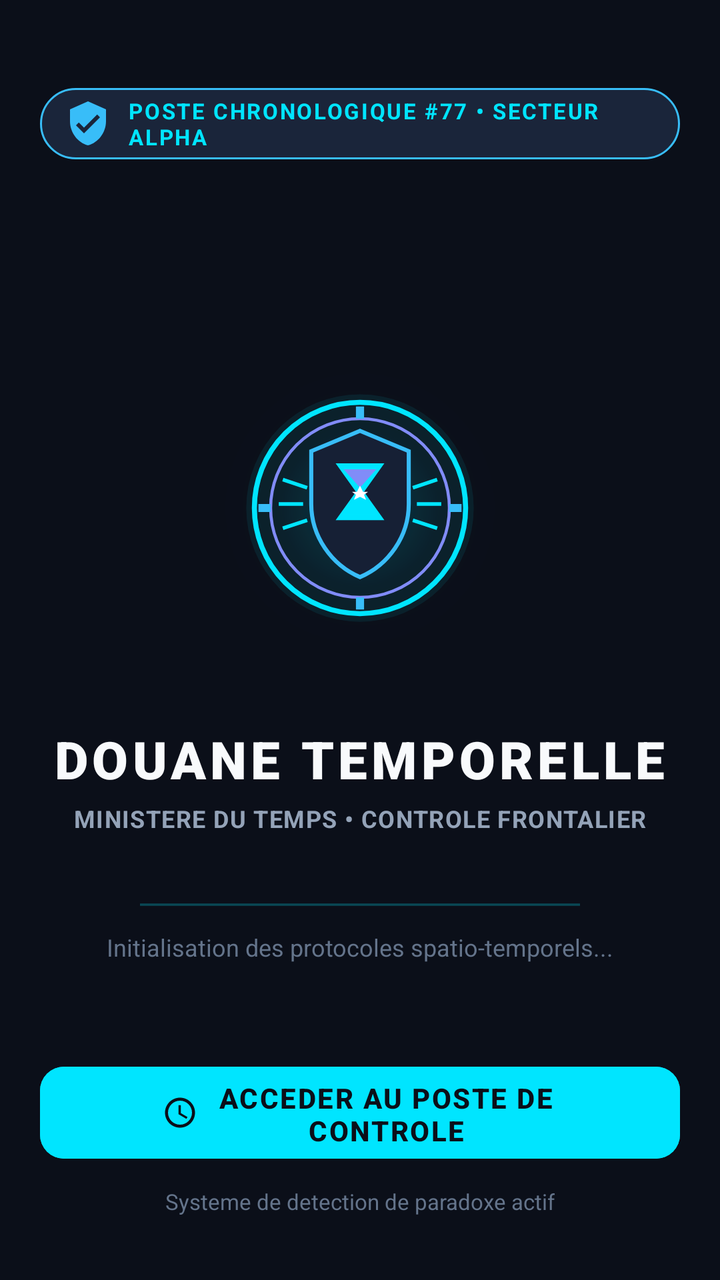
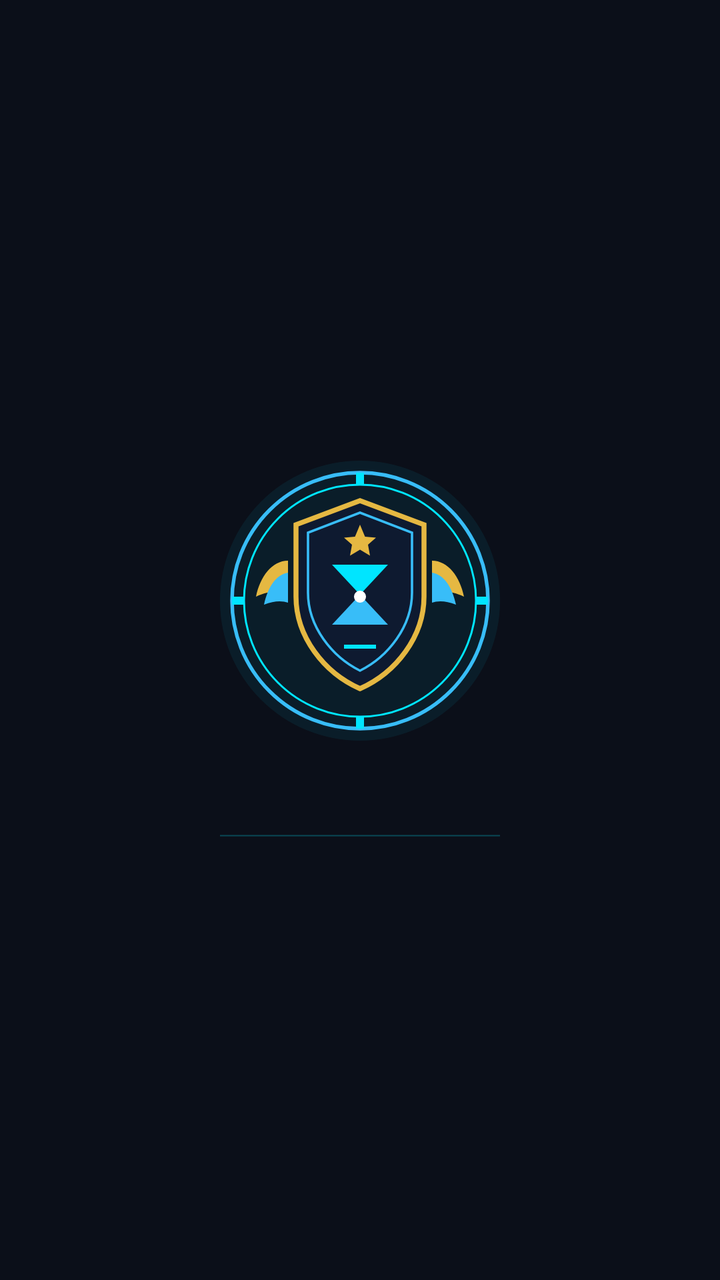

Compare the two renders of this Android layout. The source of the first and the diff that turns it into the second are given below.
<!-- AndroidManifest.xml: application theme Theme.DouaneTemporelle -->
<!-- res/layout/activity_intro.xml -->
<?xml version="1.0" encoding="utf-8"?>
<RelativeLayout xmlns:android="http://schemas.android.com/apk/res/android"
    xmlns:app="http://schemas.android.com/apk/res-auto"
    xmlns:tools="http://schemas.android.com/tools"
    android:id="@+id/rl_racine_intro_yf"
    android:layout_width="match_parent"
    android:layout_height="match_parent"
    android:background="@color/time_space_dark"
    android:paddingStart="20dp"
    android:paddingTop="20dp"
    android:paddingEnd="20dp"
    android:paddingBottom="24dp"
    tools:context=".IntroActivity">

    
    <TextView
        android:id="@+id/tv_badge_poste_intro_yf"
        android:layout_width="wrap_content"
        android:layout_height="wrap_content"
        android:layout_alignParentTop="true"
        android:layout_centerHorizontal="true"
        android:layout_marginTop="24dp"
        android:background="@drawable/bg_badge_sector"
        android:drawableStart="@drawable/ic_verified_badge"
        android:drawablePadding="8dp"
        android:letterSpacing="0.08"
        android:text="@string/badge_poste_intro"
        android:textColor="@color/time_cyan"
        android:textSize="11sp"
        android:textStyle="bold" />

    
    <LinearLayout
        android:id="@+id/ll_centre_intro_yf"
        android:layout_width="match_parent"
        android:layout_height="wrap_content"
        android:layout_centerInParent="true"
        android:gravity="center"
        android:orientation="vertical">

        
        <FrameLayout
            android:layout_width="wrap_content"
            android:layout_height="wrap_content"
            android:padding="16dp">

            <View
                android:layout_width="160dp"
                android:layout_height="160dp"
                android:layout_gravity="center"
                android:background="@drawable/bg_logo_glow" />

            <ImageView
                android:id="@+id/iv_logo_intro_yf"
                android:layout_width="130dp"
                android:layout_height="130dp"
                android:layout_gravity="center"
                android:contentDescription="@string/titre_intro"
                android:src="@drawable/ic_app_logo" />
        </FrameLayout>

        
        <TextView
            android:id="@+id/tv_titre_intro_yf"
            android:layout_width="wrap_content"
            android:layout_height="wrap_content"
            android:layout_marginTop="12dp"
            android:fontFamily="sans-serif-black"
            android:letterSpacing="0.08"
            android:text="@string/titre_intro"
            android:textColor="@color/time_text_primary"
            android:textSize="26sp" />

        
        <TextView
            android:id="@+id/tv_sous_titre_intro_yf"
            android:layout_width="wrap_content"
            android:layout_height="wrap_content"
            android:layout_marginTop="4dp"
            android:letterSpacing="0.04"
            android:text="@string/sous_titre_intro"
            android:textColor="@color/time_text_secondary"
            android:textSize="12sp"
            android:textStyle="bold" />

        
        <ProgressBar
            android:id="@+id/pb_chargement_intro_yf"
            style="?android:attr/progressBarStyleHorizontal"
            android:layout_width="220dp"
            android:layout_height="6dp"
            android:layout_marginTop="32dp"
            android:indeterminate="true"
            android:indeterminateTint="@color/time_cyan" />

        
        <TextView
            android:id="@+id/tv_status_chargement_intro_yf"
            android:layout_width="wrap_content"
            android:layout_height="wrap_content"
            android:layout_marginTop="10dp"
            android:text="@string/status_chargement_intro"
            android:textColor="@color/time_text_muted"
            android:textSize="12sp" />

    </LinearLayout>

    
    <LinearLayout
        android:id="@+id/ll_bas_page_intro_yf"
        android:layout_width="match_parent"
        android:layout_height="wrap_content"
        android:layout_alignParentBottom="true"
        android:gravity="center"
        android:orientation="vertical">

        
        <com.google.android.material.button.MaterialButton
            android:id="@+id/btn_entrer_douane_yf"
            android:layout_width="match_parent"
            android:layout_height="54dp"
            android:layout_marginBottom="10dp"
            android:backgroundTint="@color/time_cyan"
            android:letterSpacing="0.06"
            android:text="@string/btn_entrer_douane"
            android:textColor="@color/time_space_dark"
            android:textSize="14sp"
            android:textStyle="bold"
            app:cornerRadius="12dp"
            app:icon="@drawable/ic_time_portal"
            app:iconGravity="textStart"
            app:iconTint="@color/time_space_dark"
            app:rippleColor="@color/white" />

        
        <TextView
            android:id="@+id/tv_mention_securite_intro_yf"
            android:layout_width="wrap_content"
            android:layout_height="wrap_content"
            android:layout_marginBottom="8dp"
            android:text="@string/mention_securite_intro"
            android:textColor="@color/time_text_muted"
            android:textSize="11sp" />

    </LinearLayout>

</RelativeLayout>
<!-- resources referenced by this layout -->
<resources>
  <color name="time_text_muted">#64748B</color>
  <color name="time_text_secondary">#94A3B8</color>
  <!-- drawable bg_badge_sector (drawable) -->
  <?xml version="1.0" encoding="utf-8"?>
  <shape xmlns:android="http://schemas.android.com/apk/res/android"
      android:shape="rectangle">
      <corners android:radius="20dp" />
      <solid android:color="#1A253A" />
      <stroke
          android:width="1dp"
          android:color="#38BDF8" />
      <padding
          android:bottom="4dp"
          android:left="12dp"
          android:right="12dp"
          android:top="4dp" />
  </shape>
  <!-- drawable bg_logo_glow (drawable) -->
  <?xml version="1.0" encoding="utf-8"?>
  <shape xmlns:android="http://schemas.android.com/apk/res/android"
      android:shape="oval">
      <gradient
          android:type="radial"
          android:gradientRadius="80dp"
          android:startColor="#2500E5FF"
          android:centerColor="#100B0F19"
          android:endColor="#000B0F19" />
  </shape>
  <!-- drawable ic_app_logo (drawable) -->
  <vector xmlns:android="http://schemas.android.com/apk/res/android"
      android:width="128dp"
      android:height="128dp"
      android:viewportWidth="128"
      android:viewportHeight="128">
  
      
      <path
          android:fillColor="#1500E5FF"
          android:pathData="M64,8 A56,56 0 1,0 64,120 A56,56 0 1,0 64,8 Z" />
      <path
          android:strokeColor="#00E5FF"
          android:strokeWidth="2.5"
          android:pathData="M64,12 A52,52 0 1,0 64,116 A52,52 0 1,0 64,12 Z" />
  
      
      <path
          android:strokeColor="#818CF8"
          android:strokeWidth="1.5"
          android:pathData="M64,20 A44,44 0 1,0 64,108 A44,44 0 1,0 64,20 Z" />
  
      
      <path
          android:fillColor="#162035"
          android:strokeColor="#38BDF8"
          android:strokeWidth="2"
          android:pathData="M64,26 L88,36 V62 C88,78 78,92 64,98 C50,92 40,78 40,62 V36 Z" />
  
      
      <path
          android:fillColor="#00E5FF"
          android:pathData="M52,42 H76 L66,56 L76,70 H52 L62,56 Z" />
      <path
          android:fillColor="#818CF8"
          android:pathData="M56,45 H72 L64,54 Z" />
      <path
          android:fillColor="#00E5FF"
          android:pathData="M56,67 H72 L64,58 Z" />
  
      
      <path
          android:fillColor="#FFFFFF"
          android:pathData="M64,53 L65.5,56 L68,56 L66,57.5 L67,60 L64,58.5 L61,60 L62,57.5 L60,56 L62.5,56 Z" />
  
      
      <path
          android:fillColor="#38BDF8"
          android:pathData="M62,14 H66 V20 H62 Z M62,108 H66 V114 H62 Z M14,62 H20 V66 H14 Z M108,62 H114 V66 H108 Z" />
  
      
      <path
          android:strokeColor="#00E5FF"
          android:strokeWidth="1.8"
          android:pathData="M26,50 L38,54 M24,62 L36,62 M26,74 L38,70 M102,50 L90,54 M104,62 L92,62 M102,74 L90,70" />
  </vector>
  <!-- drawable ic_time_portal (drawable) -->
  <vector xmlns:android="http://schemas.android.com/apk/res/android"
      android:width="24dp"
      android:height="24dp"
      android:viewportWidth="24"
      android:viewportHeight="24">
      <path
          android:fillColor="#00E5FF"
          android:pathData="M12,2C6.48,2 2,6.48 2,12s4.48,10 10,10 10,-4.48 10,-10S17.52,2 12,2zM12,20c-4.41,0 -8,-3.59 -8,-8s3.59,-8 8,-8 8,3.59 8,8 -3.59,8 -8,8z"/>
      <path
          android:fillColor="#00E5FF"
          android:pathData="M12.5,7H11v6l5.25,3.15 0.75,-1.23 -4.5,-2.67z"/>
  </vector>
  <!-- drawable ic_verified_badge (drawable) -->
  <vector xmlns:android="http://schemas.android.com/apk/res/android"
      android:width="24dp"
      android:height="24dp"
      android:viewportWidth="24"
      android:viewportHeight="24">
      <path
          android:fillColor="#38BDF8"
          android:pathData="M12,1L3,5v6c0,5.55 3.84,10.74 9,12 5.16,-1.26 9,-6.45 9,-12V5l-9,-4zm-2,16l-4,-4 1.41,-1.41L10,14.17l6.59,-6.59L18,9l-8,8z"/>
  </vector>
  <string name="badge_poste_intro">POSTE CHRONOLOGIQUE #77 • SECTEUR ALPHA</string>
  <string name="btn_entrer_douane">ACCEDER AU POSTE DE CONTROLE</string>
  <string name="mention_securite_intro">Systeme de detection de paradoxe actif</string>
  <string name="sous_titre_intro">MINISTERE DU TEMPS • CONTROLE FRONTALIER</string>
  <string name="status_chargement_intro">Initialisation des protocoles spatio-temporels...</string>
  <string name="titre_intro">DOUANE TEMPORELLE</string>
  <!-- unchanged entries left out for length: 8 -->
</resources>

<!-- the commit's change to res/layout/activity_intro.xml (unified diff, before → after) -->
@@ -1,146 +1,38 @@
 <?xml version="1.0" encoding="utf-8"?>
 <RelativeLayout xmlns:android="http://schemas.android.com/apk/res/android"
-    xmlns:app="http://schemas.android.com/apk/res-auto"
     xmlns:tools="http://schemas.android.com/tools"
     android:id="@+id/rl_racine_intro_yf"
     android:layout_width="match_parent"
     android:layout_height="match_parent"
     android:background="@color/time_space_dark"
-    android:paddingStart="20dp"
-    android:paddingTop="20dp"
-    android:paddingEnd="20dp"
-    android:paddingBottom="24dp"
     tools:context=".IntroActivity">
 
     
-    <TextView
-        android:id="@+id/tv_badge_poste_intro_yf"
+    <LinearLayout
+        android:id="@+id/ll_centre_splash_yf"
         android:layout_width="wrap_content"
         android:layout_height="wrap_content"
-        android:layout_alignParentTop="true"
-        android:layout_centerHorizontal="true"
-        android:layout_marginTop="24dp"
-        android:background="@drawable/bg_badge_sector"
-        android:drawableStart="@drawable/ic_verified_badge"
-        android:drawablePadding="8dp"
-        android:letterSpacing="0.08"
-        android:text="@string/badge_poste_intro"
-        android:textColor="@color/time_cyan"
-        android:textSize="11sp"
-        android:textStyle="bold" />
-
-    
-    <LinearLayout
-        android:id="@+id/ll_centre_intro_yf"
-        android:layout_width="match_parent"
-        android:layout_height="wrap_content"
         android:layout_centerInParent="true"
-        android:gravity="center"
+        android:gravity="center_horizontal"
         android:orientation="vertical">
 
         
-        <FrameLayout
-            android:layout_width="wrap_content"
-            android:layout_height="wrap_content"
-            android:padding="16dp">
-
-            <View
-                android:layout_width="160dp"
-                android:layout_height="160dp"
-                android:layout_gravity="center"
-                android:background="@drawable/bg_logo_glow" />
-
-            <ImageView
-                android:id="@+id/iv_logo_intro_yf"
-                android:layout_width="130dp"
-                android:layout_height="130dp"
-                android:layout_gravity="center"
-                android:contentDescription="@string/titre_intro"
-                android:src="@drawable/ic_app_logo" />
-        </FrameLayout>
-
-        
-        <TextView
-            android:id="@+id/tv_titre_intro_yf"
-            android:layout_width="wrap_content"
-            android:layout_height="wrap_content"
-            android:layout_marginTop="12dp"
-            android:fontFamily="sans-serif-black"
-            android:letterSpacing="0.08"
-            android:text="@string/titre_intro"
-            android:textColor="@color/time_text_primary"
-            android:textSize="26sp" />
-
-        
-        <TextView
-            android:id="@+id/tv_sous_titre_intro_yf"
-            android:layout_width="wrap_content"
-            android:layout_height="wrap_content"
-            android:layout_marginTop="4dp"
-            android:letterSpacing="0.04"
-            android:text="@string/sous_titre_intro"
-            android:textColor="@color/time_text_secondary"
-            android:textSize="12sp"
-            android:textStyle="bold" />
+        <ImageView
+            android:id="@+id/iv_logo_intro_yf"
+            android:layout_width="160dp"
+            android:layout_height="160dp"
+            android:contentDescription="Logo Officiel Douane"
+            android:src="@drawable/ic_app_logo" />
 
         
         <ProgressBar
-            android:id="@+id/pb_chargement_intro_yf"
+            android:id="@+id/pb_ligne_chargement_yf"
             style="?android:attr/progressBarStyleHorizontal"
-            android:layout_width="220dp"
-            android:layout_height="6dp"
-            android:layout_marginTop="32dp"
+            android:layout_width="140dp"
+            android:layout_height="3dp"
+            android:layout_marginTop="36dp"
             android:indeterminate="true"
             android:indeterminateTint="@color/time_cyan" />
-
-        
-        <TextView
-            android:id="@+id/tv_status_chargement_intro_yf"
-            android:layout_width="wrap_content"
-            android:layout_height="wrap_content"
-            android:layout_marginTop="10dp"
-            android:text="@string/status_chargement_intro"
-            android:textColor="@color/time_text_muted"
-            android:textSize="12sp" />
-
-    </LinearLayout>
-
-    
-    <LinearLayout
-        android:id="@+id/ll_bas_page_intro_yf"
-        android:layout_width="match_parent"
-        android:layout_height="wrap_content"
-        android:layout_alignParentBottom="true"
-        android:gravity="center"
-        android:orientation="vertical">
-
-        
-        <com.google.android.material.button.MaterialButton
-            android:id="@+id/btn_entrer_douane_yf"
-            android:layout_width="match_parent"
-            android:layout_height="54dp"
-            android:layout_marginBottom="10dp"
-            android:backgroundTint="@color/time_cyan"
-            android:letterSpacing="0.06"
-            android:text="@string/btn_entrer_douane"
-            android:textColor="@color/time_space_dark"
-            android:textSize="14sp"
-            android:textStyle="bold"
-            app:cornerRadius="12dp"
-            app:icon="@drawable/ic_time_portal"
-            app:iconGravity="textStart"
-            app:iconTint="@color/time_space_dark"
-            app:rippleColor="@color/white" />
-
-        
-        <TextView
-            android:id="@+id/tv_mention_securite_intro_yf"
-            android:layout_width="wrap_content"
-            android:layout_height="wrap_content"
-            android:layout_marginBottom="8dp"
-            android:text="@string/mention_securite_intro"
-            android:textColor="@color/time_text_muted"
-            android:textSize="11sp" />
 
     </LinearLayout>
 
<!-- resource entries referenced after the edit -->
@@ -1,118 +1,6 @@
 <!-- resources referenced by this layout -->
 <resources>
-  <color name="time_text_muted">#64748B</color>
-  <color name="time_text_secondary">#94A3B8</color>
-  <!-- drawable bg_badge_sector (drawable) -->
-  <?xml version="1.0" encoding="utf-8"?>
-  <shape xmlns:android="http://schemas.android.com/apk/res/android"
-      android:shape="rectangle">
-      <corners android:radius="20dp" />
-      <solid android:color="#1A253A" />
-      <stroke
-          android:width="1dp"
-          android:color="#38BDF8" />
-      <padding
-          android:bottom="4dp"
-          android:left="12dp"
-          android:right="12dp"
-          android:top="4dp" />
-  </shape>
-  <!-- drawable bg_logo_glow (drawable) -->
-  <?xml version="1.0" encoding="utf-8"?>
-  <shape xmlns:android="http://schemas.android.com/apk/res/android"
-      android:shape="oval">
-      <gradient
-          android:type="radial"
-          android:gradientRadius="80dp"
-          android:startColor="#2500E5FF"
-          android:centerColor="#100B0F19"
-          android:endColor="#000B0F19" />
-  </shape>
-  <!-- drawable ic_app_logo (drawable) -->
-  <vector xmlns:android="http://schemas.android.com/apk/res/android"
-      android:width="128dp"
-      android:height="128dp"
-      android:viewportWidth="128"
-      android:viewportHeight="128">
-  
-      
-      <path
-          android:fillColor="#1500E5FF"
-          android:pathData="M64,8 A56,56 0 1,0 64,120 A56,56 0 1,0 64,8 Z" />
-      <path
-          android:strokeColor="#00E5FF"
-          android:strokeWidth="2.5"
-          android:pathData="M64,12 A52,52 0 1,0 64,116 A52,52 0 1,0 64,12 Z" />
-  
-      
-      <path
-          android:strokeColor="#818CF8"
-          android:strokeWidth="1.5"
-          android:pathData="M64,20 A44,44 0 1,0 64,108 A44,44 0 1,0 64,20 Z" />
-  
-      
-      <path
-          android:fillColor="#162035"
-          android:strokeColor="#38BDF8"
-          android:strokeWidth="2"
-          android:pathData="M64,26 L88,36 V62 C88,78 78,92 64,98 C50,92 40,78 40,62 V36 Z" />
-  
-      
-      <path
-          android:fillColor="#00E5FF"
-          android:pathData="M52,42 H76 L66,56 L76,70 H52 L62,56 Z" />
-      <path
-          android:fillColor="#818CF8"
-          android:pathData="M56,45 H72 L64,54 Z" />
-      <path
-          android:fillColor="#00E5FF"
-          android:pathData="M56,67 H72 L64,58 Z" />
-  
-      
-      <path
-          android:fillColor="#FFFFFF"
-          android:pathData="M64,53 L65.5,56 L68,56 L66,57.5 L67,60 L64,58.5 L61,60 L62,57.5 L60,56 L62.5,56 Z" />
-  
-      
-      <path
-          android:fillColor="#38BDF8"
-          android:pathData="M62,14 H66 V20 H62 Z M62,108 H66 V114 H62 Z M14,62 H20 V66 H14 Z M108,62 H114 V66 H108 Z" />
-  
-      
-      <path
-          android:strokeColor="#00E5FF"
-          android:strokeWidth="1.8"
-          android:pathData="M26,50 L38,54 M24,62 L36,62 M26,74 L38,70 M102,50 L90,54 M104,62 L92,62 M102,74 L90,70" />
-  </vector>
-  <!-- drawable ic_time_portal (drawable) -->
-  <vector xmlns:android="http://schemas.android.com/apk/res/android"
-      android:width="24dp"
-      android:height="24dp"
-      android:viewportWidth="24"
-      android:viewportHeight="24">
-      <path
-          android:fillColor="#00E5FF"
-          android:pathData="M12,2C6.48,2 2,6.48 2,12s4.48,10 10,10 10,-4.48 10,-10S17.52,2 12,2zM12,20c-4.41,0 -8,-3.59 -8,-8s3.59,-8 8,-8 8,3.59 8,8 -3.59,8 -8,8z"/>
-      <path
-          android:fillColor="#00E5FF"
-          android:pathData="M12.5,7H11v6l5.25,3.15 0.75,-1.23 -4.5,-2.67z"/>
-  </vector>
-  <!-- drawable ic_verified_badge (drawable) -->
-  <vector xmlns:android="http://schemas.android.com/apk/res/android"
-      android:width="24dp"
-      android:height="24dp"
-      android:viewportWidth="24"
-      android:viewportHeight="24">
-      <path
-          android:fillColor="#38BDF8"
-          android:pathData="M12,1L3,5v6c0,5.55 3.84,10.74 9,12 5.16,-1.26 9,-6.45 9,-12V5l-9,-4zm-2,16l-4,-4 1.41,-1.41L10,14.17l6.59,-6.59L18,9l-8,8z"/>
-  </vector>
-  <string name="badge_poste_intro">POSTE CHRONOLOGIQUE #77 • SECTEUR ALPHA</string>
-  <string name="btn_entrer_douane">ACCEDER AU POSTE DE CONTROLE</string>
-  <string name="mention_securite_intro">Systeme de detection de paradoxe actif</string>
-  <string name="sous_titre_intro">MINISTERE DU TEMPS • CONTROLE FRONTALIER</string>
-  <string name="status_chargement_intro">Initialisation des protocoles spatio-temporels...</string>
-  <string name="titre_intro">DOUANE TEMPORELLE</string>
+  <!-- drawable ic_app_logo: vector/xml drawable (drawable, 2361 chars, omitted) -->
   <!-- unchanged entries left out for length: 8 -->
 </resources>
 
